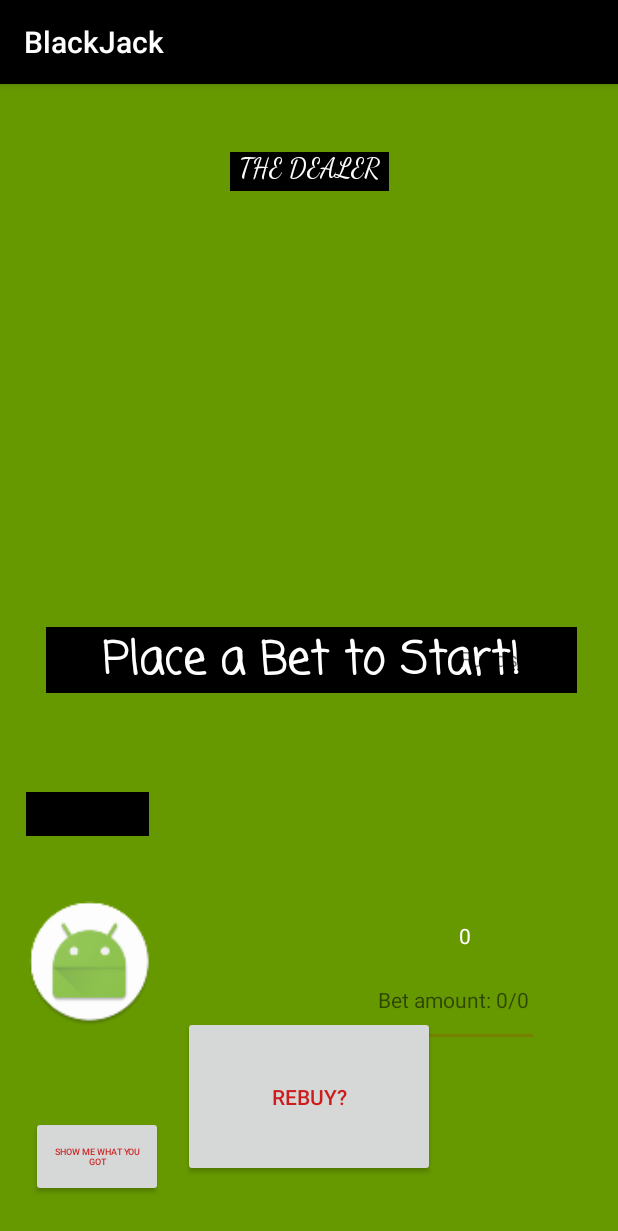
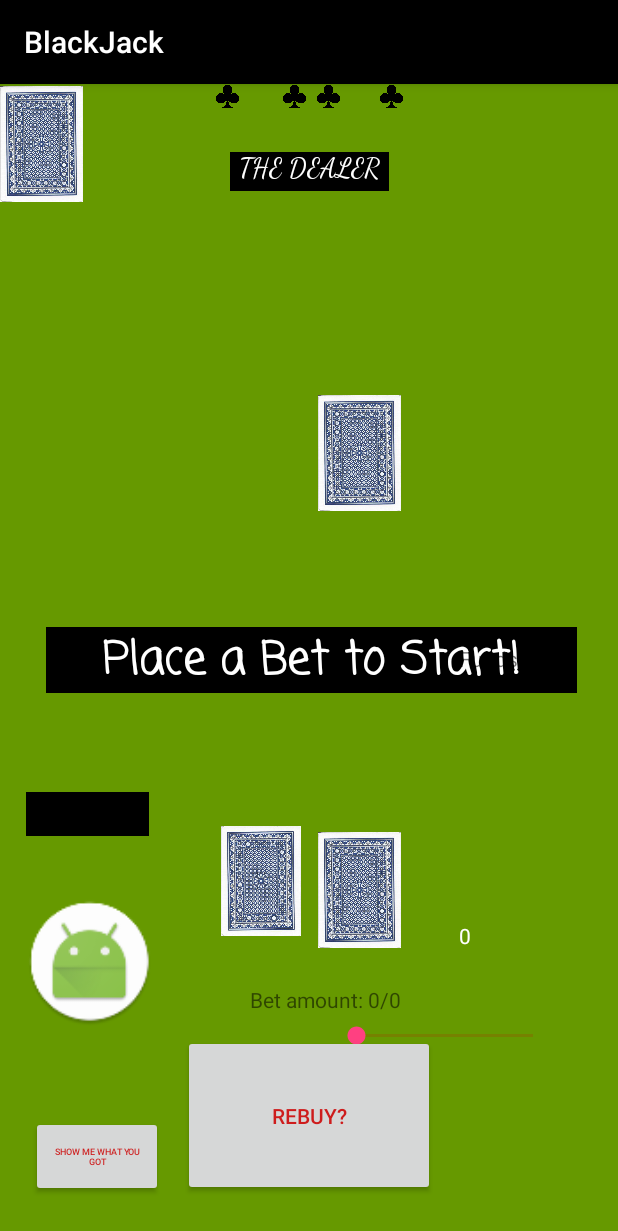
Before and after one commit to alistairkane92/BlackJack, an Android app: the GameActivity screen opened directly, with no data from a screen before it, on a phone screen of 412 x 824 dp. Shown: the top 1231 px of the screen. Run offline under Robolectric (Android 15) with nearby library versions, the phone set to English and light mode, and no system bars; 2 statements that could not run were skipped.

Commit message:
adds initializing variables for new imageviews cards

```diff
--- a/BlackJackProject/app/src/main/java/com/example/user/blackjackproject/GameActivity.java
+++ b/BlackJackProject/app/src/main/java/com/example/user/blackjackproject/GameActivity.java
@@ -1,9 +1,7 @@
 package com.example.user.blackjackproject;
 
-import android.app.Activity;
 import android.content.Intent;
 import android.graphics.Bitmap;
-import android.graphics.BitmapFactory;
 import android.provider.MediaStore;
 import android.support.v7.app.AppCompatActivity;
 import android.os.Bundle;
@@ -14,12 +12,26 @@ import android.widget.SeekBar;
 import android.widget.TextView;
 import android.widget.Toast;
 
-import java.io.FileNotFoundException;
-import java.io.IOException;
-import java.io.InputStream;
+
 
 public class GameActivity extends AppCompatActivity {
-    ImageView imageView;
+    ImageView camera;
+
+    ImageView userCard1;
+    ImageView userCard2;
+    ImageView dealerCard1;
+    ImageView dealerCard2;
+
+    ImageView dealerCard1Suit1;
+    ImageView dealerCard1Suit2;
+    ImageView dealerCard2Suit1;
+    ImageView dealerCard2Suit2;
+
+    ImageView userCard1Suit1;
+    ImageView userCard1Suit2;
+    ImageView userCard2Suit1;
+    ImageView userCard2Suit2;
+
 
     Button placeBetBtn;
     Button stickBtn;
@@ -47,11 +59,32 @@ public class GameActivity extends AppCompatActivity {
     SeekBar betBar;
 
     private void initializeVariables(){
+
+        //buttons
         placeBetBtn = (Button) findViewById(R.id.placeBetBtn);
         stickBtn = (Button) findViewById(R.id.stickBtn);
         twistBtn = (Button) findViewById(R.id.twistBtn);
         rebuyBtn = (Button) findViewById(R.id.rebuyButton);
         btnCamera = (Button) findViewById(R.id.btnCapture);
+
+        //card imageviews
+        userCard1 = (ImageView) findViewById(R.id.userCard1);
+        userCard2 = (ImageView) findViewById(R.id.userCard2);
+        dealerCard1 = (ImageView) findViewById(R.id.dealerCard1);
+        dealerCard2 = (ImageView) findViewById(R.id.dealerCard2);
+
+        //card suit imageviews
+        userCard1Suit1 = (ImageView) findViewById(R.id.card1suit1);
+        userCard1Suit2 = (ImageView) findViewById(R.id.card1suit2);
+        userCard1Suit1 = (ImageView) findViewById(R.id.card2suit1);
+        userCard1Suit2 = (ImageView) findViewById(R.id.card2suit2);
+
+        dealerCard1Suit1 = (ImageView) findViewById(R.id.dealercard1suit1);
+        dealerCard1Suit2 = (ImageView) findViewById(R.id.dealercard1suit2);
+        dealerCard2Suit1 = (ImageView) findViewById(R.id.dealercard2suit1);
+        dealerCard2Suit2 = (ImageView) findViewById(R.id.dealercard2suit2);
+
+
 
         betBar = (SeekBar) findViewById(R.id.pickABetSb);
         handDisplayTv = (TextView) findViewById(R.id.handDisplayTv);
@@ -63,7 +96,7 @@ public class GameActivity extends AppCompatActivity {
         showFundsTv = (TextView) findViewById(R.id.displayFunds);
         selectedBetTv = (TextView) findViewById(R.id.selectedBetTV);
         name = (TextView) findViewById(R.id.nameTv);
-        imageView = (ImageView) findViewById((R.id.imageView));
+        camera = (ImageView) findViewById((R.id.imageView));
 
         betPlaced = 0;
         newFunds = 0;
@@ -133,7 +166,7 @@ public class GameActivity extends AppCompatActivity {
     protected void onActivityResult(int requestCode, int resultCode, Intent data) {
         super.onActivityResult(requestCode, resultCode, data);
         Bitmap bitmap = (Bitmap)data.getExtras().get("data");
-        imageView.setImageBitmap(bitmap);
+        camera.setImageBitmap(bitmap);
     }
 
     public void makeRebuyVisibleIfBust(){
--- a/BlackJackProject/app/src/main/res/layout/activity_game_activity.xml
+++ b/BlackJackProject/app/src/main/res/layout/activity_game_activity.xml
@@ -7,6 +7,17 @@
     tools:context="com.example.user.blackjackproject.GameActivity"
     tools:layout_editor_absoluteY="81dp"
     tools:layout_editor_absoluteX="0dp">
+
+    <ImageView
+        android:id="@+id/card1suit1"
+        android:layout_width="15dp"
+        android:layout_height="16dp"
+        android:adjustViewBounds="false"
+        app:srcCompat="@drawable/club"
+        tools:layout_editor_absoluteY="312dp"
+        app:layout_constraintLeft_toLeftOf="parent"
+        app:layout_constraintRight_toRightOf="parent"
+        app:layout_constraintHorizontal_bias="0.363" />
 
     <Button
         android:id="@+id/twistBtn"
@@ -46,17 +57,14 @@
         android:layout_width="wrap_content"
         android:layout_height="wrap_content"
         tools:text="HandDisplay"
-        app:layout_constraintBottom_toBottomOf="parent"
-        android:layout_marginBottom="162dp"
-        android:layout_marginLeft="8dp"
+        app:layout_constraintRight_toRightOf="parent"
         app:layout_constraintLeft_toLeftOf="parent"
-        android:layout_marginRight="8dp"
-        app:layout_constraintRight_toRightOf="parent"
-        app:layout_constraintHorizontal_bias="0.467"
-        android:layout_marginStart="8dp"
-        android:layout_marginEnd="8dp"
-        app:layout_constraintTop_toBottomOf="@+id/handValueTv"
-        app:layout_constraintVertical_bias="1.0" />
+        android:layout_marginTop="98dp"
+        app:layout_constraintTop_toBottomOf="@+id/textView6"
+        app:layout_constraintHorizontal_bias="0.052"
+        android:layout_marginBottom="8dp"
+        app:layout_constraintBottom_toTopOf="@+id/nameTv"
+        app:layout_constraintVertical_bias="0.0" />
 
     <TextView
         android:id="@+id/dealerHandDisplayTv"
@@ -67,12 +75,12 @@
         app:layout_constraintLeft_toLeftOf="parent"
         android:layout_marginRight="8dp"
         app:layout_constraintRight_toRightOf="parent"
-        app:layout_constraintHorizontal_bias="0.501"
+        app:layout_constraintHorizontal_bias="0.0"
         android:layout_marginStart="8dp"
         android:layout_marginEnd="8dp"
         app:layout_constraintBottom_toBottomOf="parent"
         app:layout_constraintTop_toTopOf="parent"
-        app:layout_constraintVertical_bias="0.159" />
+        app:layout_constraintVertical_bias="0.147" />
 
     <TextView
         android:id="@+id/handValueTv"
@@ -88,9 +96,8 @@
         app:layout_constraintLeft_toLeftOf="parent"
         app:layout_constraintRight_toRightOf="parent"
         tools:text="handValue"
-        app:layout_constraintHorizontal_bias="0.501"
         app:layout_constraintTop_toTopOf="parent"
-        app:layout_constraintVertical_bias="0.608" />
+        app:layout_constraintVertical_bias="0.582" />
 
     <TextView
         android:id="@+id/dealerHandValueTv"
@@ -126,9 +133,7 @@
         app:layout_constraintRight_toRightOf="parent"
         app:layout_constraintTop_toTopOf="parent"
         tools:text="showWinner"
-        app:layout_constraintHorizontal_bias="0.523"
-        tools:layout_editor_absoluteY="233dp"
-        tools:layout_editor_absoluteX="-11dp" />
+        app:layout_constraintHorizontal_bias="0.523" />
 
     <TextView
         android:id="@+id/checkBustTv"
@@ -248,7 +253,7 @@
         app:layout_constraintRight_toRightOf="parent"
         app:layout_constraintBottom_toBottomOf="parent"
         app:layout_constraintTop_toTopOf="parent"
-        app:layout_constraintVertical_bias="0.94" />
+        app:layout_constraintVertical_bias="0.96" />
 
     <TextView
         android:id="@+id/nameTv"
@@ -298,7 +303,9 @@
         app:layout_constraintVertical_bias="0.964"
         app:layout_constraintRight_toLeftOf="@+id/stickBtn"
         android:layout_marginRight="8dp"
-        android:layout_marginLeft="8dp" />
+        android:layout_marginLeft="8dp"
+        android:layout_marginStart="8dp"
+        android:layout_marginEnd="8dp" />
 
     <ImageView
         android:id="@+id/imageView"
@@ -314,4 +321,118 @@
         app:layout_constraintRight_toRightOf="parent"
         app:layout_constraintHorizontal_bias="0.053" />
 
+    <ImageView
+        android:id="@+id/userCard2"
+        android:layout_width="55dp"
+        android:layout_height="80dp"
+        app:srcCompat="@drawable/back"
+        app:layout_constraintRight_toRightOf="parent"
+        app:layout_constraintLeft_toLeftOf="parent"
+        app:layout_constraintHorizontal_bias="0.595"
+        app:layout_constraintBottom_toBottomOf="parent"
+        app:layout_constraintTop_toTopOf="parent"
+        app:layout_constraintVertical_bias="0.723" />
+
+    <ImageView
+        android:id="@+id/dealerCard2"
+        android:layout_width="55dp"
+        android:layout_height="80dp"
+        app:srcCompat="@drawable/back"
+        tools:layout_editor_absoluteX="135dp"
+        tools:layout_editor_absoluteY="129dp" />
+
+    <ImageView
+        android:id="@+id/dealerCard1"
+        android:layout_width="55dp"
+        android:layout_height="80dp"
+        app:srcCompat="@drawable/back"
+        app:layout_constraintRight_toRightOf="parent"
+        app:layout_constraintLeft_toLeftOf="parent"
+        app:layout_constraintBottom_toBottomOf="parent"
+        app:layout_constraintTop_toTopOf="parent"
+        app:layout_constraintHorizontal_bias="0.595"
+        app:layout_constraintVertical_bias="0.299" />
+
+    <ImageView
+        android:id="@+id/userCard1"
+        android:layout_width="56dp"
+        android:layout_height="73dp"
+        app:srcCompat="@drawable/back"
+        app:layout_constraintBottom_toBottomOf="parent"
+        app:layout_constraintTop_toTopOf="parent"
+        app:layout_constraintVertical_bias="0.712"
+        app:layout_constraintRight_toRightOf="parent"
+        app:layout_constraintLeft_toLeftOf="parent"
+        app:layout_constraintHorizontal_bias="0.411" />
+
+    <ImageView
+        android:id="@+id/card1suit2"
+        android:layout_width="15dp"
+        android:layout_height="16dp"
+        app:srcCompat="@drawable/club"
+        tools:layout_editor_absoluteY="373dp"
+        app:layout_constraintRight_toRightOf="parent"
+        app:layout_constraintLeft_toLeftOf="parent"
+        app:layout_constraintHorizontal_bias="0.476" />
+
+    <ImageView
+        android:id="@+id/card2suit2"
+        android:layout_width="15dp"
+        android:layout_height="16dp"
+        app:srcCompat="@drawable/club"
+        tools:layout_editor_absoluteY="373dp"
+        app:layout_constraintRight_toRightOf="parent"
+        app:layout_constraintLeft_toLeftOf="parent"
+        app:layout_constraintHorizontal_bias="0.639" />
+
+    <ImageView
+        android:id="@+id/card2suit1"
+        android:layout_width="15dp"
+        android:layout_height="16dp"
+        app:srcCompat="@drawable/club"
+        tools:layout_editor_absoluteY="312dp"
+        app:layout_constraintRight_toRightOf="parent"
+        app:layout_constraintLeft_toLeftOf="parent"
+        app:layout_constraintHorizontal_bias="0.533" />
+
+    <ImageView
+        android:id="@+id/dealercard2suit2"
+        android:layout_width="15dp"
+        android:layout_height="16dp"
+        app:layout_constraintHorizontal_bias="0.363"
+        app:layout_constraintLeft_toLeftOf="parent"
+        app:layout_constraintRight_toRightOf="parent"
+        app:srcCompat="@drawable/club"
+        tools:layout_editor_absoluteY="193dp" />
+
+    <ImageView
+        android:id="@+id/dealercard1suit1"
+        android:layout_width="15dp"
+        android:layout_height="16dp"
+        app:srcCompat="@drawable/club"
+        tools:layout_editor_absoluteY="129dp"
+        app:layout_constraintRight_toRightOf="parent"
+        app:layout_constraintLeft_toLeftOf="parent"
+        app:layout_constraintHorizontal_bias="0.639" />
+
+    <ImageView
+        android:id="@+id/dealercard2suit1"
+        android:layout_width="15dp"
+        android:layout_height="16dp"
+        app:srcCompat="@drawable/club"
+        tools:layout_editor_absoluteY="129dp"
+        app:layout_constraintRight_toRightOf="parent"
+        app:layout_constraintLeft_toLeftOf="parent"
+        app:layout_constraintHorizontal_bias="0.476" />
+
+    <ImageView
+        android:id="@+id/dealercard1suit2"
+        android:layout_width="15dp"
+        android:layout_height="16dp"
+        app:layout_constraintHorizontal_bias="0.533"
+        app:layout_constraintLeft_toLeftOf="parent"
+        app:layout_constraintRight_toRightOf="parent"
+        app:srcCompat="@drawable/club"
+        tools:layout_editor_absoluteY="193dp" />
+
 </android.support.constraint.ConstraintLayout>
```
Also changed, not shown: BlackJackProject/app/src/main/res/drawable/back.jpg (added).
